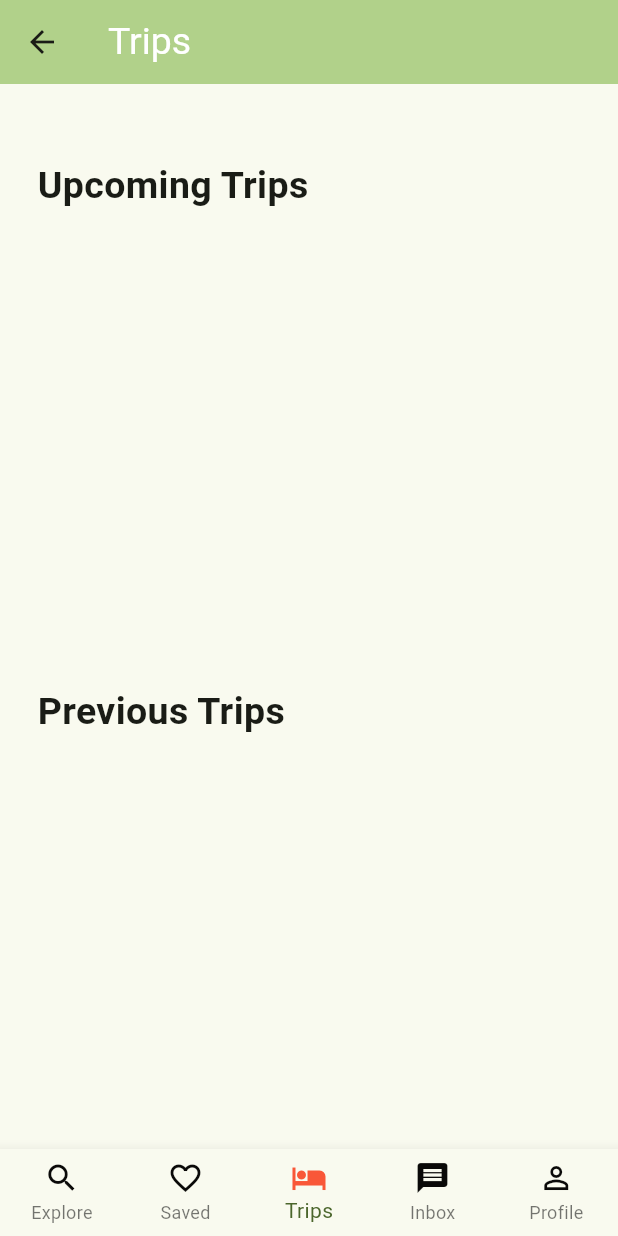
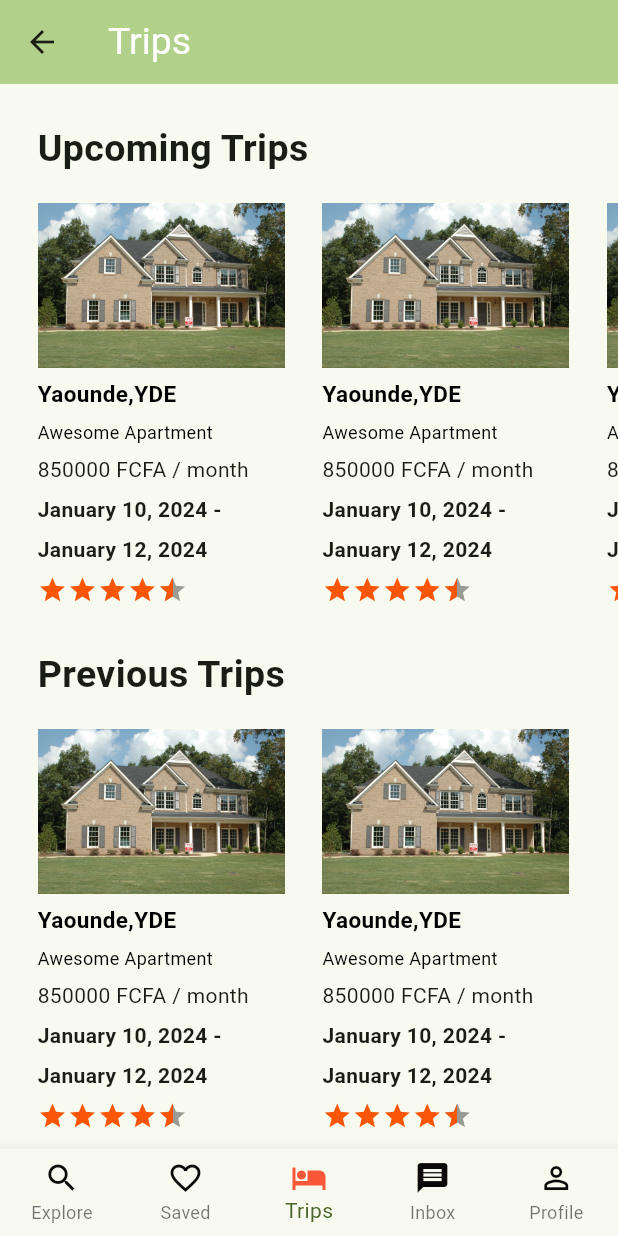
Before and after one commit to Sherli7/allobailleur-repo, a Flutter app: the GuestHomePage screen opened by its route, item 3 of the bottom bar chosen, on a phone screen of 412 x 824 dp. Run offline on Flutter 3.47's test engine with Material 3 defaults, Android fonts, the phone set to English and light mode, and no system bars; drawn by our look-alikes of auto_size_text, flutter_rating_bar.

Commit message:
Trips page Widget

```diff
--- a/lib/Screens/guestHomePage.dart
+++ b/lib/Screens/guestHomePage.dart
@@ -29,7 +29,7 @@ class GuestHomePageState extends State<GuestHomePage> {
   final List<Widget> _page=[
     const ExplorePage(),
     const SavedPage(),
-    const TripsPage(),
+     TripsPage(),
     const InboxPage(),
     const AccountPage()
   ];
--- a/lib/Screens/tripsPage.dart
+++ b/lib/Screens/tripsPage.dart
@@ -1,15 +1,14 @@
 import 'package:flutter/material.dart';
+import 'package:rent_house/Views/gridWidets.dart';
 
 class TripsPage extends StatefulWidget {
-
-  const TripsPage({super.key});
-
+  TripsPage({Key? key}) : super(key: key); // Updated for null safety
 
   @override
-  State<TripsPage> createState() => _MyTripsPageEState();
+  _TripsPageState createState() => _TripsPageState();
 }
 
-class _MyTripsPageEState extends State<TripsPage> {
+class _TripsPageState extends State<TripsPage> {
   @override
   Widget build(BuildContext context) {
     return  Padding(
@@ -18,29 +17,52 @@ class _MyTripsPageEState extends State<TripsPage> {
         child: Column(
           crossAxisAlignment: CrossAxisAlignment.start,
           children: <Widget> [
-            Padding(
-              padding: const EdgeInsets.only(top:25.0),
-              child: const Text('Upcoming Trips',
+            Text('Upcoming Trips',
               style: TextStyle(
                 fontSize: 25,
-                    fontWeight: FontWeight.bold
+                fontWeight: FontWeight.bold,
               ),),
-            ),
             Padding(
               padding: const EdgeInsets.only(top:15,bottom: 25.0),
               child: Container(
                 height: MediaQuery.of(context).size.height/3,
+                child: ListView.builder(
+                  itemBuilder: (context,index){
+                    return Padding(
+                      padding: const EdgeInsets.only(right:25.0),
+                      child: Container(
+                        width: MediaQuery.of(context).size.width/2.5,
+                        child: TripGridTile(),
+                      ),
+                    );
+                  },
+                  itemCount: 3,
+                  scrollDirection: Axis.horizontal,
+                  shrinkWrap: true,),
               ),
             ),
             Text('Previous Trips',
               style: TextStyle(
                 fontSize: 25,
-                  fontWeight: FontWeight.bold
+                fontWeight: FontWeight.bold,
               ),),
             Padding(
               padding: const EdgeInsets.only(top:15,bottom: 25.0),
               child: Container(
                 height: MediaQuery.of(context).size.height/3,
+                child: ListView.builder(
+                  itemBuilder: (context,index){
+                    return Padding(
+                      padding: const EdgeInsets.only(right:25.0),
+                      child: Container(
+                        width: MediaQuery.of(context).size.width/2.5,
+                        child: TripGridTile(),
+                      ),
+                    );
+                  },
+                  itemCount: 2,
+                  scrollDirection: Axis.horizontal,
+                  shrinkWrap: true,),
               ),
             ),
           ],
--- a/lib/Views/gridWidets.dart
+++ b/lib/Views/gridWidets.dart
@@ -41,7 +41,7 @@ class MyPositingGridTileState extends State<PositingGridTile> {
             color: Colors.black,
           ),),
           //SizedBox(height: 1), // Espaceur
-          Text('85000 FCFA / month'),
+          Text('850000 FCFA / month'),
         Row(
           mainAxisSize: MainAxisSize.min,
           children: <Widget> [
@@ -66,3 +66,81 @@ class MyPositingGridTileState extends State<PositingGridTile> {
     );
   }
 }
+
+class TripGridTile extends StatefulWidget {
+  TripGridTile({super.key});
+
+  @override
+  MyTripGridTileState createState() => MyTripGridTileState();
+}
+
+class MyTripGridTileState extends State<TripGridTile> {
+  @override
+  Widget build(BuildContext context) {
+    return Column(
+      mainAxisAlignment: MainAxisAlignment.spaceAround,
+      crossAxisAlignment: CrossAxisAlignment.start,
+      children: <Widget>[
+        AspectRatio(
+          aspectRatio: 3/2,
+          child: Container(
+            decoration: BoxDecoration(
+                image: DecorationImage(
+                    image: AssetImage('assets/images/house.jpeg'),
+                    fit: BoxFit.fill
+                )
+            ),
+          ),
+        ),
+        AutoSizeText('Yaounde,YDE',
+          style: TextStyle(
+            fontSize: 15.0,
+            fontWeight: FontWeight.bold,
+            color: Colors.black,
+          ),
+        ),
+        AutoSizeText('Awesome Apartment',
+          style: TextStyle(
+            fontSize: 12.0,
+            color: Colors.black,
+          ),),
+        //SizedBox(height: 1), // Espaceur
+        Text(
+            '850000 FCFA / month',
+        ),
+        Text(
+          'January 10, 2024 -',
+          style: TextStyle(
+              fontWeight: FontWeight.bold
+          ),
+        ),
+        Text(
+          'January 12, 2024',
+          style: TextStyle(
+              fontWeight: FontWeight.bold
+          ),
+        ),
+        Row(
+          mainAxisSize: MainAxisSize.min,
+          children: <Widget> [
+            RatingBar.builder(
+              initialRating: 4.5,
+              minRating: 1,
+              direction: Axis.horizontal,
+              allowHalfRating: true,
+              itemCount: 5,
+              itemSize: 20.0,
+              itemBuilder: (context, _) =>  Icon(
+                Icons.star,
+                color: AppConstants.toColor('fb5607'),
+              ),
+              onRatingUpdate: (rating) {
+                print(rating);
+              },
+            ),
+          ],
+        ),
+      ],
+    );
+  }
+}
```
Lines whose indentation alone changed are shown as unchanged.
